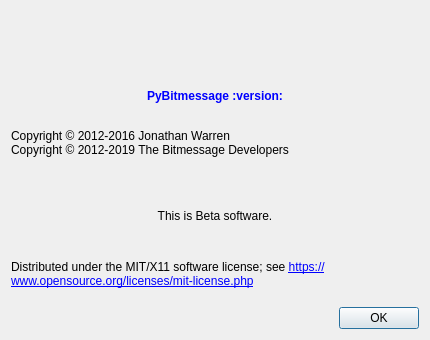
First picture: the form in src/bitmessageqt/about.ui, repository Bitmessage/PyBitmessage, before the edit.
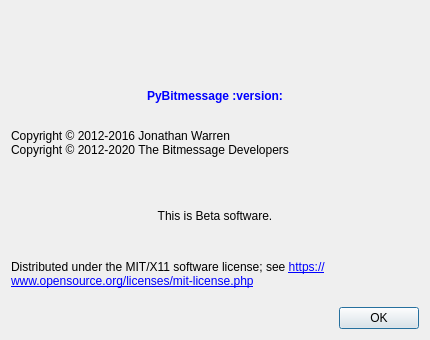
Second picture: the form after the edit. Icons and pictures are not drawn.

Commit message: Changed copyright year to 2020

Patch:
```diff
--- a/src/bitmessageqt/about.ui
+++ b/src/bitmessageqt/about.ui
@@ -46,7 +46,7 @@
     <item alignment="Qt::AlignLeft">
       <widget class="QLabel" name="label_2">
 	<property name="text">
-	  <string>&lt;html&gt;&lt;head/&gt;&lt;body&gt;&lt;p&gt;Copyright © 2012-2016 Jonathan Warren&lt;br/&gt;Copyright © 2012-2019 The Bitmessage Developers&lt;/p&gt;&lt;/body&gt;&lt;/html&gt;</string>
+	  <string>&lt;html&gt;&lt;head/&gt;&lt;body&gt;&lt;p&gt;Copyright © 2012-2016 Jonathan Warren&lt;br/&gt;Copyright © 2012-2020 The Bitmessage Developers&lt;/p&gt;&lt;/body&gt;&lt;/html&gt;</string>
 	</property>
 	<property name="alignment">
 	  <set>Qt::AlignLeft</set>
```
The commit also changes 5 other files.
